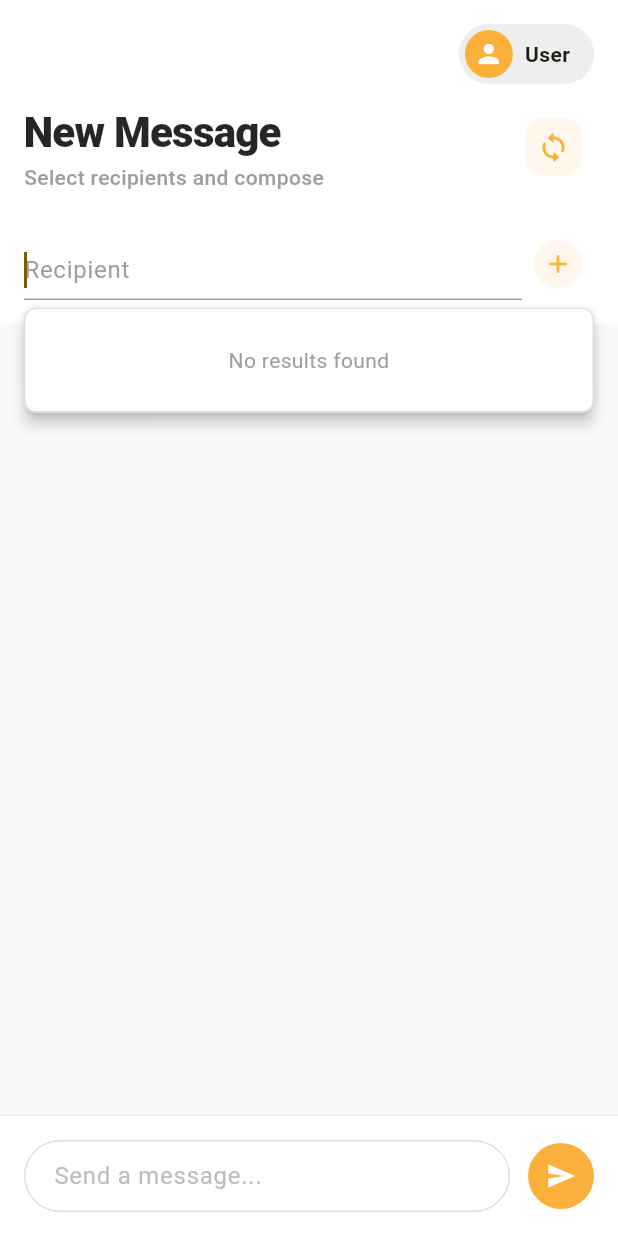
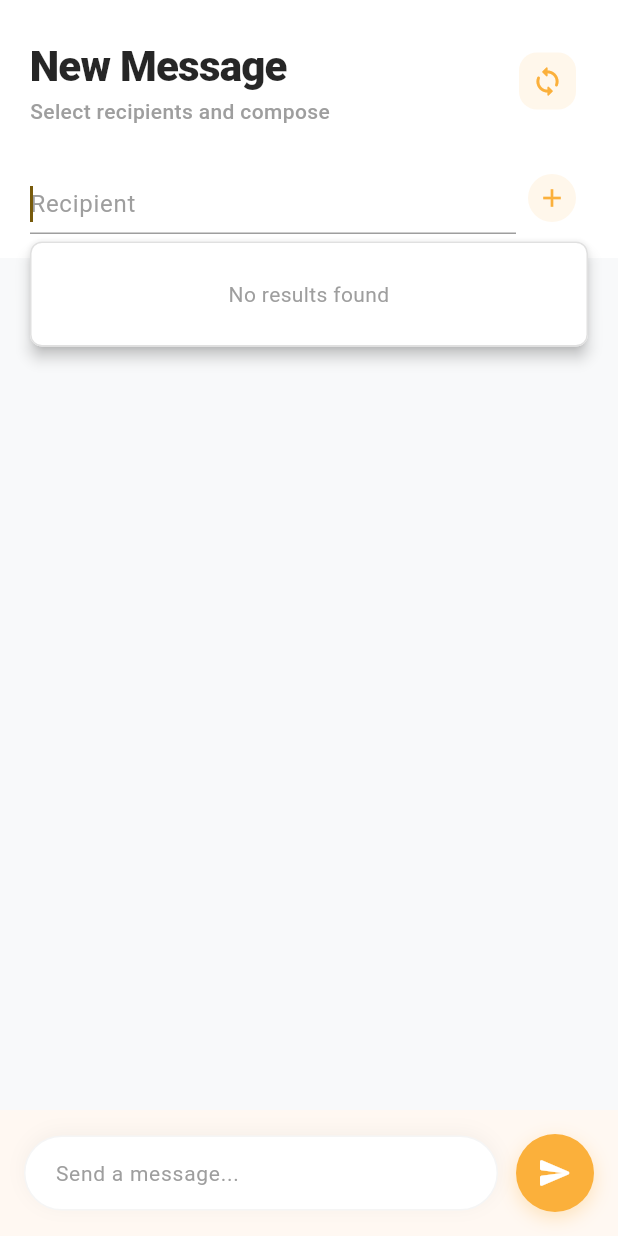
Before and after one commit to vipscaleblueprint-jpg/SMS, a Flutter app: the SendScreen widget shown alone on an empty page, opened directly, after a tap on the "add" icon, on a phone screen of 412 x 824 dp. Run offline on Flutter 3.47's test engine with Material 3 defaults, Android fonts, the phone set to English and light mode, and no system bars; our stand-ins replace csv, file_picker, flutter_riverpod, flutter_secure_storage, intl_phone_number_input, permission_handler and 1 more; missing offline and left inert: android_alarm_manager_plus, another_telephony, mobile_number; accounts and stored records are empty; network calls fail; project files that could hold a hidden picture were left out.

Commit message:
feat: Implement core application structure with contact management, SMS sending, and scheduling features.

```diff
--- a/lib/screens/send/send_screen.dart
+++ b/lib/screens/send/send_screen.dart
@@ -5,7 +5,6 @@ import 'package:intl/intl.dart';
 import '../../widgets/list/dropdown-contacts.dart';
 import '../../providers/send_message_provider.dart';
 import '../../providers/contacts_provider.dart';
-import '../../widgets/header_user.dart';
 
 // Message class moved to provider
 
@@ -328,7 +327,7 @@ class _SendScreenState extends ConsumerState<SendScreen> {
       children: [
         // Header and Recipient Input
         Container(
-          padding: const EdgeInsets.symmetric(horizontal: 16, vertical: 16),
+          padding: const EdgeInsets.fromLTRB(20, 24, 20, 16),
           decoration: BoxDecoration(
             color: Colors.white,
             boxShadow: [
@@ -342,9 +341,6 @@ class _SendScreenState extends ConsumerState<SendScreen> {
           child: Column(
             crossAxisAlignment: CrossAxisAlignment.start,
             children: [
-              // Profile Section
-              const HeaderUser(),
-              const SizedBox(height: 12),
               Row(
                 mainAxisAlignment: MainAxisAlignment.spaceBetween,
                 children: [
@@ -460,11 +456,16 @@ class _SendScreenState extends ConsumerState<SendScreen> {
                                 width: double.infinity,
                                 decoration: BoxDecoration(
                                   color: Colors.white,
-                                  borderRadius: BorderRadius.circular(12),
+                                  borderRadius: const BorderRadius.only(
+                                    topLeft: Radius.circular(20),
+                                    topRight: Radius.circular(20),
+                                    bottomLeft: Radius.circular(20),
+                                    bottomRight: Radius.circular(4),
+                                  ),
                                   boxShadow: [
                                     BoxShadow(
-                                      color: Colors.black.withOpacity(0.05),
-                                      blurRadius: 5,
+                                      color: Colors.black.withOpacity(0.04),
+                                      blurRadius: 8,
                                       offset: const Offset(0, 2),
                                     ),
                                   ],
@@ -538,35 +539,40 @@ class _SendScreenState extends ConsumerState<SendScreen> {
         ),
 
         // Message Input Area
-        SafeArea(
-          top: false,
-          child: Container(
-            padding: const EdgeInsets.all(16),
-            decoration: BoxDecoration(
-              color: Colors.white,
-              border: Border(top: BorderSide(color: Colors.grey.shade200)),
-            ),
+        Padding(
+          padding: const EdgeInsets.all(16.0),
           child: Row(
             children: [
               Expanded(
+                child: Container(
+                  decoration: BoxDecoration(
+                    color: Colors.white,
+                    borderRadius: BorderRadius.circular(30),
+                    border: Border.all(color: Colors.grey.shade100),
+                    boxShadow: [
+                      BoxShadow(
+                        color: Colors.black.withOpacity(0.04),
+                        blurRadius: 10,
+                        offset: const Offset(0, -2),
+                      ),
+                    ],
+                  ),
                   child: TextField(
                     controller: _messageController,
                     maxLines: 5,
                     minLines: 1,
-                    decoration: InputDecoration(
+                    decoration: const InputDecoration(
                       hintText: 'Send a message...',
-                      hintStyle: TextStyle(color: Colors.grey[400]),
-                      contentPadding: const EdgeInsets.symmetric(
-                        horizontal: 16,
+                      hintStyle: TextStyle(
+                        color: Colors.grey,
+                        fontSize: 14,
+                        fontWeight: FontWeight.w400,
+                      ),
+                      border: InputBorder.none,
+                      contentPadding: EdgeInsets.symmetric(
+                        horizontal: 20,
                         vertical: 12,
                       ),
-                      border: OutlineInputBorder(
-                        borderRadius: BorderRadius.circular(24),
-                        borderSide: BorderSide(color: Colors.grey.shade300),
-                      ),
-                      enabledBorder: OutlineInputBorder(
-                        borderRadius: BorderRadius.circular(24),
-                        borderSide: BorderSide(color: Colors.grey.shade300),
                     ),
                   ),
                 ),
@@ -575,20 +581,22 @@ class _SendScreenState extends ConsumerState<SendScreen> {
               GestureDetector(
                 onTap: _sendMessage,
                 child: Container(
-                    padding: const EdgeInsets.all(12),
-                    decoration: const BoxDecoration(
-                      color: Color(0xFFFBB03B),
+                  padding: const EdgeInsets.all(14),
+                  decoration: BoxDecoration(
+                    color: const Color(0xFFFBB03B),
                     shape: BoxShape.circle,
+                    boxShadow: [
+                      BoxShadow(
+                        color: const Color(0xFFFBB03B).withOpacity(0.3),
+                        blurRadius: 10,
+                        offset: const Offset(0, 4),
                       ),
-                    child: const Icon(
-                      Icons.send,
-                      color: Colors.white,
-                      size: 20,
+                    ],
                   ),
+                  child: const Icon(Icons.send_rounded, color: Colors.white),
                 ),
               ),
             ],
-            ),
           ),
         ),
       ],
```
Lines whose indentation alone changed are shown as unchanged.
